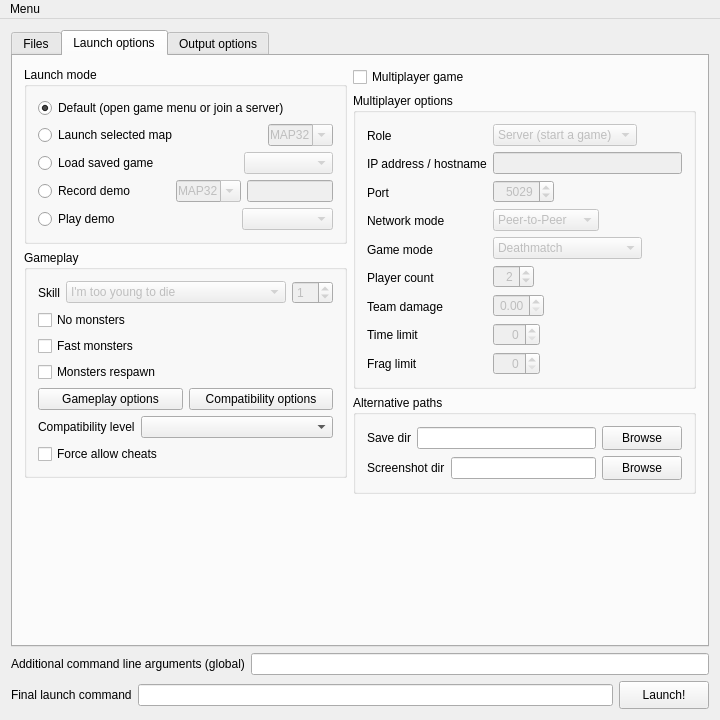
Old version of the form Forms/MainWindow.ui in the repository Youda008/DoomRunner.
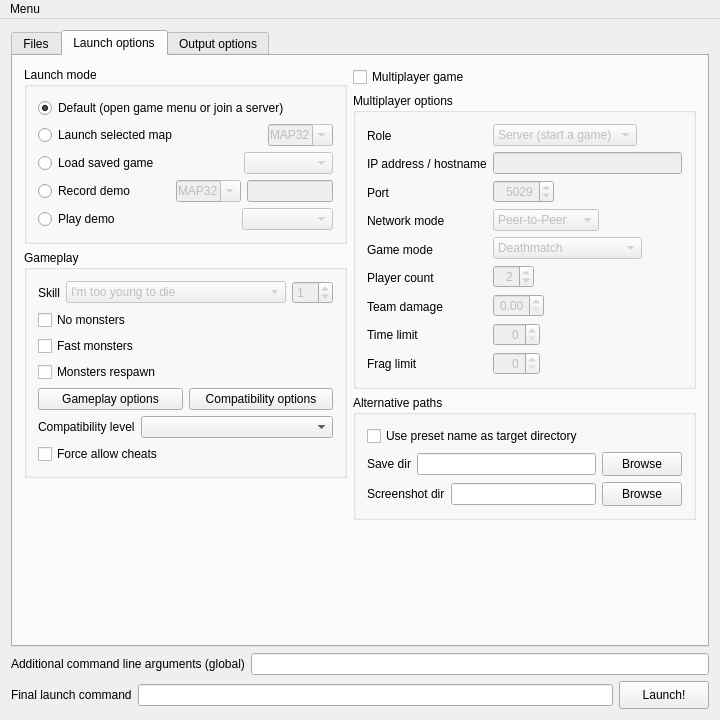
New version of the form. The open tabs and pages were chosen to show the change. Icons and pictures are not drawn. Custom widgets are drawn as their Qt base class.

Commit message: ability to use preset name as a directory name for saves and screenshots

```diff
--- a/Forms/MainWindow.ui
+++ b/Forms/MainWindow.ui
@@ -1450,6 +1450,13 @@
              <string>Alternative paths</string>
             </property>
             <layout class="QVBoxLayout" name="verticalLayout_19">
+             <item>
+              <widget class="QCheckBox" name="usePresetNameChkBox">
+               <property name="text">
+                <string>Use preset name as target directory</string>
+               </property>
+              </widget>
+             </item>
              <item>
               <layout class="QHBoxLayout" name="horizontalLayout_25">
                <item>
```
Left out of the diff: 4 changed lines with no effect on the pictures. The commit also changes 4 other files.
